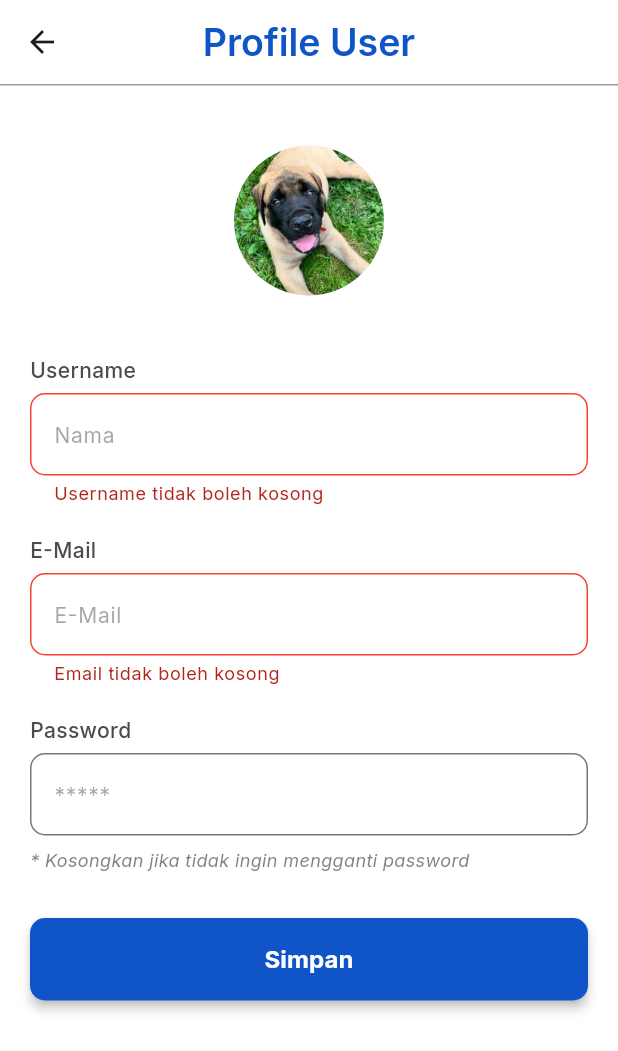
After one commit to RezkySaputraa/laporin_fe, a Flutter app: the UserProfileScreen screen opened directly, after a tap on "Simpan", on a phone screen of 412 x 824 dp. The commit adds this screen. Shown: the top 1051 px of the screen. Run offline on Flutter 3.47's test engine with Material 3 defaults, Android fonts, the phone set to English and light mode, and no system bars; our stand-ins replace cached_network_image, dio, flutter_dotenv, flutter_svg, get, google_fonts and 4 more; accounts and stored records are empty.

Commit message:
penambahan profil user

```diff
--- /dev/null
+++ b/lib/controllers/user_profile_controller.dart
@@ -0,0 +1,153 @@
+import 'package:flutter/material.dart';
+import 'package:get/get.dart';
+import 'package:laporin_app/services/profile_service.dart';
+import 'package:laporin_app/services/shared_preference/auth_shared_preferences.dart';
+
+class UserProfileController extends GetxController {
+  final ProfileService profileService = ProfileService();
+  final AuthSharedPreferences authPrefs = AuthSharedPreferences();
+
+  RxBool isFetchingUser = false.obs;
+  RxBool isUpdating = false.obs;
+  RxInt idUser = 0.obs;
+
+  RxString username = "".obs;
+  RxString email = "".obs;
+  RxString password = "".obs;
+
+  late TextEditingController usernameController;
+  late TextEditingController emailController;
+  late TextEditingController passwordController;
+
+  final formKey = GlobalKey<FormState>();
+
+  @override
+  void onInit() {
+    super.onInit();
+    usernameController = TextEditingController();
+    emailController = TextEditingController();
+    passwordController = TextEditingController();
+    loadUser();
+  }
+
+  @override
+  void onClose() {
+    usernameController.dispose();
+    emailController.dispose();
+    passwordController.dispose();
+    super.onClose();
+  }
+
+  void loadUser() async {
+    final id = await authPrefs.getUserId();
+    idUser.value = id!.toInt();
+    await getUserProfile();
+  }
+
+  Future<bool> getUserProfile() async {
+    try {
+      isFetchingUser.value = true;
+      final data = await profileService.getProfile(idUser.value);
+      username.value = data['username'] ?? '';
+      email.value = data['email'] ?? '';
+
+      usernameController.text = username.value;
+      emailController.text = email.value;
+      return true;
+    } catch (e) {
+      Get.snackbar(
+        'Error',
+        'Gagal memuat profil: ${e.toString()}',
+        backgroundColor: Colors.red,
+        colorText: Colors.white,
+      );
+      return false;
+    } finally {
+      isFetchingUser.value = false;
+    }
+  }
+
+  Future<void> updateProfile() async {
+    if (!formKey.currentState!.validate()) {
+      return;
+    }
+
+    try {
+      isUpdating.value = true;
+
+      final updateData = {
+        'username': usernameController.text,
+        'email': emailController.text,
+      };
+
+      // Hanya tambahkan password jika diisi
+      if (passwordController.text.isNotEmpty) {
+        updateData['password'] = passwordController.text;
+      }
+
+      final result = await profileService.updateProfile(
+        idUser.value,
+        updateData,
+      );
+
+      if (result) {
+        Get.snackbar(
+          'Berhasil',
+          'Profil berhasil diperbarui',
+          backgroundColor: Colors.green,
+          colorText: Colors.white,
+        );
+
+        // Clear password field setelah berhasil update
+        passwordController.clear();
+
+        // Reload profile data
+        await getUserProfile();
+      } else {
+        Get.snackbar(
+          'Error',
+          'Gagal memperbarui profil',
+          backgroundColor: Colors.red,
+          colorText: Colors.white,
+        );
+      }
+    } catch (e) {
+      Get.snackbar(
+        'Error',
+        'Gagal memperbarui profil: ${e.toString()}',
+        backgroundColor: Colors.red,
+        colorText: Colors.white,
+      );
+    } finally {
+      isUpdating.value = false;
+    }
+  }
+
+  String? validateUsername(String? value) {
+    if (value == null || value.isEmpty) {
+      return 'Username tidak boleh kosong';
+    }
+    if (value.length < 3) {
+      return 'Username minimal 3 karakter';
+    }
+    return null;
+  }
+
+  String? validateEmail(String? value) {
+    if (value == null || value.isEmpty) {
+      return 'Email tidak boleh kosong';
+    }
+    if (!GetUtils.isEmail(value)) {
+      return 'Format email tidak valid';
+    }
+    return null;
+  }
+
+  String? validatePassword(String? value) {
+    // Password bersifat optional saat update
+    if (value != null && value.isNotEmpty && value.length < 6) {
+      return 'Password minimal 6 karakter';
+    }
+    return null;
+  }
+}
--- a/lib/services/profile_service.dart
+++ b/lib/services/profile_service.dart
@@ -1,7 +1,8 @@
 import 'package:dio/dio.dart';
 
 class ProfileService {
-  final String baseUrl = "https://laporin-be-724441751884.asia-southeast2.run.app";
+  final String baseUrl =
+      "https://laporin-be-724441751884.asia-southeast2.run.app";
   final dio = Dio();
 
   Future<Map<String, dynamic>> getProfile(id) async {
@@ -15,4 +16,17 @@ class ProfileService {
       throw Exception("Gagal profile user");
     }
   }
+
+  Future<bool> updateProfile(int id, Map<String, dynamic> data) async {
+    try {
+      final response = await dio.put(
+        "$baseUrl/profile/$id",
+        data: data,
+        options: Options(headers: {"Content-Type": "application/json"}),
+      );
+      return response.statusCode == 200;
+    } catch (e) {
+      throw Exception("Gagal update profile user");
+    }
+  }
 }
--- a/lib/views/user_homepage_screen.dart
+++ b/lib/views/user_homepage_screen.dart
@@ -5,6 +5,7 @@ import 'package:laporin_app/controllers/user_homepage_controller.dart';
 import 'package:laporin_app/views/login_screen.dart';
 import 'package:laporin_app/views/user_list_screen.dart';
 import 'package:laporin_app/views/profile_google_screen.dart';
+import 'package:laporin_app/views/user_profile_screen.dart';
 
 class UserHomepageScreen extends StatefulWidget {
   const UserHomepageScreen({super.key});
@@ -128,14 +129,25 @@ class _UserHomepageScreenState extends State<UserHomepageScreen> {
                     ],
                   ),
                   GestureDetector(
-                    onTap: () {
+                    onTap: () async {
                       Navigator.pop(context);
+                      // Cek login method
+                      final loginMethod = await controller.authPrefs.getLogin();
+                      if (loginMethod == 'google') {
                         Navigator.push(
                           context,
                           MaterialPageRoute(
                             builder: (_) => ProfileGoogleScreen(),
                           ),
                         );
+                      } else {
+                        Navigator.push(
+                          context,
+                          MaterialPageRoute(
+                            builder: (_) => UserProfileScreen(),
+                          ),
+                        );
+                      }
                     },
                     child: Container(
                       padding: const EdgeInsets.all(8),
@@ -238,13 +250,25 @@ class _UserHomepageScreenState extends State<UserHomepageScreen> {
                       ),
                     ),
                     GestureDetector(
-                      onTap: () {
+                      onTap: () async {
+                        // Cek login method
+                        final loginMethod = await controller.authPrefs
+                            .getLogin();
+                        if (loginMethod == 'google') {
                           Navigator.push(
                             context,
                             MaterialPageRoute(
                               builder: (_) => ProfileGoogleScreen(),
                             ),
                           );
+                        } else {
+                          Navigator.push(
+                            context,
+                            MaterialPageRoute(
+                              builder: (_) => UserProfileScreen(),
+                            ),
+                          );
+                        }
                       },
                       child: Container(
                         padding: const EdgeInsets.all(2),
--- /dev/null
+++ b/lib/views/user_profile_screen.dart
@@ -0,0 +1,273 @@
+import 'package:flutter/material.dart';
+import 'package:get/get.dart';
+import 'package:google_fonts/google_fonts.dart';
+import 'package:laporin_app/controllers/user_profile_controller.dart';
+
+class UserProfileScreen extends StatelessWidget {
+  final UserProfileController profileController = Get.put(
+    UserProfileController(),
+  );
+  UserProfileScreen({super.key});
+
+  @override
+  Widget build(BuildContext context) {
+    return Scaffold(
+      backgroundColor: Colors.white,
+      appBar: AppBar(
+        title: Text(
+          "Profile User",
+          style: GoogleFonts.inter(
+            color: Color(0xFF0F55C7),
+            fontWeight: FontWeight.w600,
+            fontSize: 25,
+          ),
+        ),
+        backgroundColor: Colors.white,
+        surfaceTintColor: Colors.transparent,
+        scrolledUnderElevation: 0,
+        centerTitle: true,
+        bottom: PreferredSize(
+          preferredSize: Size.fromHeight(1),
+          child: Container(height: 1, color: Colors.grey),
+        ),
+      ),
+      body: Obx(() {
+        if (profileController.isFetchingUser.value) {
+          return const Center(child: CircularProgressIndicator());
+        } else {
+          return SingleChildScrollView(
+            child: Padding(
+              padding: const EdgeInsets.all(20.0),
+              child: Form(
+                key: profileController.formKey,
+                child: Column(
+                  crossAxisAlignment: CrossAxisAlignment.center,
+                  children: [
+                    Padding(
+                      padding: const EdgeInsets.only(top: 20, bottom: 20),
+                      child: CircleAvatar(
+                        radius: 50,
+                        backgroundImage: AssetImage(
+                          "assets/images/profile_screen/demo-image.png",
+                        ),
+                      ),
+                    ),
+                    SizedBox(height: 20),
+
+                    // Username Field
+                    Align(
+                      alignment: Alignment.centerLeft,
+                      child: Text(
+                        "Username",
+                        style: GoogleFonts.inter(
+                          fontSize: 14,
+                          fontWeight: FontWeight.w500,
+                          color: Color(0xFF4C4B4B),
+                        ),
+                      ),
+                    ),
+                    const SizedBox(height: 5),
+                    TextFormField(
+                      textAlign: TextAlign.start,
+                      controller: profileController.usernameController,
+                      validator: profileController.validateUsername,
+                      decoration: InputDecoration(
+                        hintText: "Nama",
+                        hintStyle: GoogleFonts.inter(
+                          color: Color(0xFF4C4B4B).withValues(alpha: 0.5),
+                          fontSize: 14,
+                          fontWeight: FontWeight.normal,
+                          decoration: TextDecoration.none,
+                        ),
+                        contentPadding: const EdgeInsets.symmetric(
+                          vertical: 17,
+                          horizontal: 12,
+                        ),
+                        border: OutlineInputBorder(
+                          borderRadius: BorderRadius.circular(10),
+                        ),
+                        focusedBorder: OutlineInputBorder(
+                          borderRadius: BorderRadius.circular(10),
+                          borderSide: BorderSide(color: Color(0xFF0F55C7)),
+                        ),
+                        errorBorder: OutlineInputBorder(
+                          borderRadius: BorderRadius.circular(10),
+                          borderSide: BorderSide(color: Colors.red),
+                        ),
+                      ),
+                      style: GoogleFonts.inter(
+                        color: Color(0xFF4C4B4B),
+                        fontSize: 14,
+                        fontWeight: FontWeight.normal,
+                        decoration: TextDecoration.none,
+                      ),
+                    ),
+                    const SizedBox(height: 20),
+
+                    // Email Field
+                    Align(
+                      alignment: Alignment.centerLeft,
+                      child: Text(
+                        "E-Mail",
+                        style: GoogleFonts.inter(
+                          fontSize: 14,
+                          fontWeight: FontWeight.w500,
+                          color: Color(0xFF4C4B4B),
+                        ),
+                      ),
+                    ),
+                    const SizedBox(height: 5),
+                    TextFormField(
+                      textAlign: TextAlign.start,
+                      controller: profileController.emailController,
+                      validator: profileController.validateEmail,
+                      keyboardType: TextInputType.emailAddress,
+                      decoration: InputDecoration(
+                        hintText: "E-Mail",
+                        hintStyle: GoogleFonts.inter(
+                          color: Color(0xFF4C4B4B).withValues(alpha: 0.5),
+                          fontSize: 14,
+                          fontWeight: FontWeight.normal,
+                          decoration: TextDecoration.none,
+                        ),
+                        contentPadding: const EdgeInsets.symmetric(
+                          vertical: 17,
+                          horizontal: 12,
+                        ),
+                        border: OutlineInputBorder(
+                          borderRadius: BorderRadius.circular(10),
+                        ),
+                        focusedBorder: OutlineInputBorder(
+                          borderRadius: BorderRadius.circular(10),
+                          borderSide: BorderSide(color: Color(0xFF0F55C7)),
+                        ),
+                        errorBorder: OutlineInputBorder(
+                          borderRadius: BorderRadius.circular(10),
+                          borderSide: BorderSide(color: Colors.red),
+                        ),
+                      ),
+                      style: GoogleFonts.inter(
+                        color: Color(0xFF4C4B4B),
+                        fontSize: 14,
+                        fontWeight: FontWeight.normal,
+                        decoration: TextDecoration.none,
+                      ),
+                    ),
+                    const SizedBox(height: 20),
+
+                    // Password Field
+                    Align(
+                      alignment: Alignment.centerLeft,
+                      child: Text(
+                        "Password",
+                        style: GoogleFonts.inter(
+                          fontSize: 14,
+                          fontWeight: FontWeight.w500,
+                          color: Color(0xFF4C4B4B),
+                        ),
+                      ),
+                    ),
+                    const SizedBox(height: 5),
+                    TextFormField(
+                      textAlign: TextAlign.start,
+                      controller: profileController.passwordController,
+                      validator: profileController.validatePassword,
+                      obscureText: true,
+                      decoration: InputDecoration(
+                        hintText: "*****",
+                        hintStyle: GoogleFonts.inter(
+                          color: Color(0xFF4C4B4B).withValues(alpha: 0.5),
+                          fontSize: 14,
+                          fontWeight: FontWeight.normal,
+                          decoration: TextDecoration.none,
+                        ),
+                        contentPadding: const EdgeInsets.symmetric(
+                          vertical: 17,
+                          horizontal: 12,
+                        ),
+                        border: OutlineInputBorder(
+                          borderRadius: BorderRadius.circular(10),
+                        ),
+                        focusedBorder: OutlineInputBorder(
+                          borderRadius: BorderRadius.circular(10),
+                          borderSide: BorderSide(color: Color(0xFF0F55C7)),
+                        ),
+                        errorBorder: OutlineInputBorder(
+                          borderRadius: BorderRadius.circular(10),
+                          borderSide: BorderSide(color: Colors.red),
+                        ),
+                      ),
+                      style: GoogleFonts.inter(
+                        color: Color(0xFF4C4B4B),
+                        fontSize: 14,
+                        fontWeight: FontWeight.normal,
+                        decoration: TextDecoration.none,
+                      ),
+                    ),
+                    const SizedBox(height: 8),
+                    Align(
+                      alignment: Alignment.centerLeft,
+                      child: Text(
+                        "* Kosongkan jika tidak ingin mengganti password",
+                        style: GoogleFonts.inter(
+                          fontSize: 12,
+                          fontWeight: FontWeight.w400,
+                          color: Color(0xFF4C4B4B).withValues(alpha: 0.7),
+                          fontStyle: FontStyle.italic,
+                        ),
+                      ),
+                    ),
+                    SizedBox(height: 30),
+
+                    // Simpan Button
+                    SizedBox(
+                      width: double.infinity,
+                      child: ElevatedButton(
+                        onPressed: profileController.isUpdating.value
+                            ? null
+                            : () {
+                                profileController.updateProfile();
+                              },
+                        style: ElevatedButton.styleFrom(
+                          padding: EdgeInsets.symmetric(
+                            vertical: 16,
+                            horizontal: 20,
+                          ),
+                          backgroundColor: Color(0xFF0F55C7),
+                          disabledBackgroundColor: Color(
+                            0xFF0F55C7,
+                          ).withValues(alpha: 0.5),
+                          shape: RoundedRectangleBorder(
+                            borderRadius: BorderRadius.circular(10),
+                          ),
+                          elevation: 3,
+                        ),
+                        child: profileController.isUpdating.value
+                            ? SizedBox(
+                                height: 20,
+                                width: 20,
+                                child: CircularProgressIndicator(
+                                  color: Colors.white,
+                                  strokeWidth: 2,
+                                ),
+                              )
+                            : Text(
+                                "Simpan",
+                                style: GoogleFonts.inter(
+                                  fontSize: 16,
+                                  color: Colors.white,
+                                  fontWeight: FontWeight.w700,
+                                ),
+                              ),
+                      ),
+                    ),
+                  ],
+                ),
+              ),
+            ),
+          );
+        }
+      }),
+    );
+  }
+}
```
Lines whose indentation alone changed are shown as unchanged.
